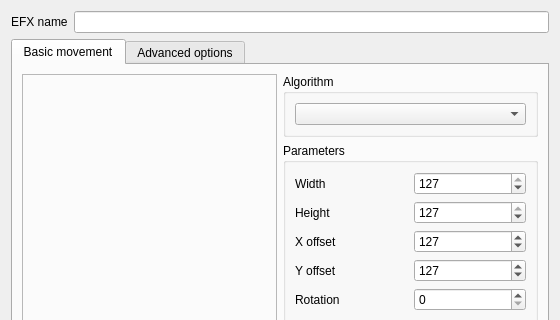
Qt form branches/qt4/main/src/efxeditor.ui (Bondzio/qlc) before a commit; both pictures show x 0 to 560 and y 0 to 320 of the 560 by 569 pixel window.
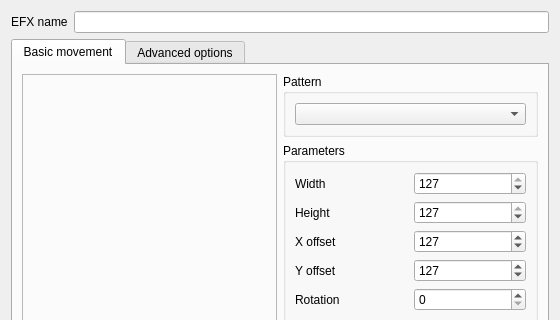
The same form after that commit.

```diff
--- a/branches/qt4/main/src/efxeditor.ui
+++ b/branches/qt4/main/src/efxeditor.ui
@@ -33,6 +33,14 @@
       <number>0</number>
      </property>
      <widget class="QWidget" name="basic" >
+      <property name="geometry" >
+       <rect>
+        <x>0</x>
+        <y>0</y>
+        <width>538</width>
+        <height>453</height>
+       </rect>
+      </property>
       <attribute name="title" >
        <string>Basic movement</string>
       </attribute>
@@ -137,7 +145,7 @@
          <item>
           <widget class="QGroupBox" name="m_algorithmGroup" >
            <property name="title" >
-            <string>Algorithm</string>
+            <string>Pattern</string>
            </property>
            <layout class="QVBoxLayout" >
             <item>
```
Left out of the diff: 87 changed lines with no effect on the pictures.
